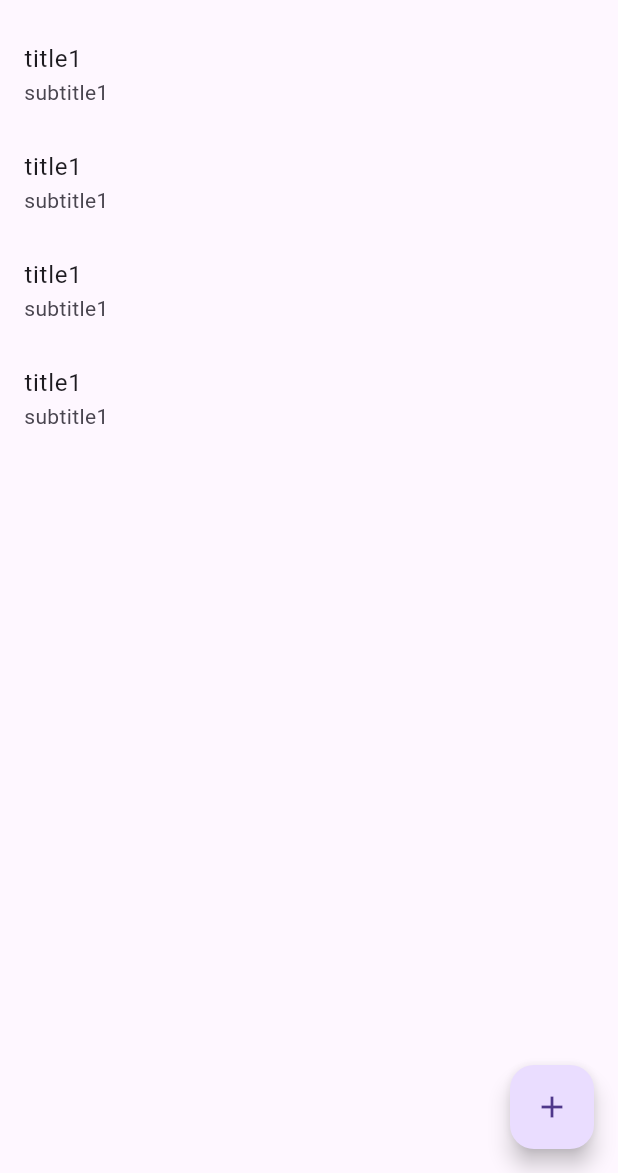
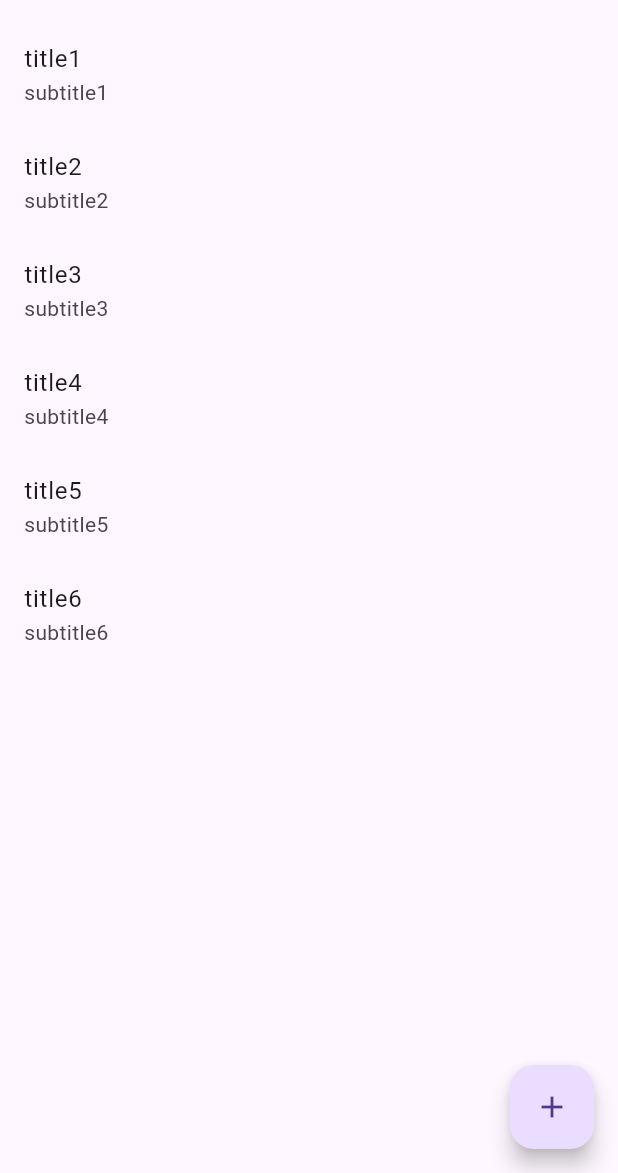
Before and after one commit to sc2bat/my-flutter-todolist-app, a Flutter app: the screen it shows after launch, on a phone screen of 412 x 824 dp, the part 63-1236 px from its top. Run offline on Flutter 3.47's test engine with Material 3 defaults, Android fonts, the phone set to English and light mode, and no system bars.

Commit message:
create ListTile by todolist class

```diff
--- a/lib/screen/todolist_screen.dart
+++ b/lib/screen/todolist_screen.dart
@@ -21,29 +21,20 @@ class _TodolistScreenState extends State<TodolistScreen> {
 
   @override
   Widget build(BuildContext context) {
+    todolists.sort((a, b) => a.id.compareTo(b.id));
     return Scaffold(
       appBar: AppBar(
         title: Text('Todolist'),
       ),
       body: ListView(
-        children: [
-          ListTile(
-            title: Text('title1'),
-            subtitle: Text('subtitle1'),
-          ),
-          ListTile(
-            title: Text('title1'),
-            subtitle: Text('subtitle1'),
-          ),
-          ListTile(
-            title: Text('title1'),
-            subtitle: Text('subtitle1'),
-          ),
-          ListTile(
-            title: Text('title1'),
-            subtitle: Text('subtitle1'),
-          ),
-        ],
+        children: todolists
+            .map(
+              (e) => ListTile(
+                title: Text(e.title ?? 'none'),
+                subtitle: Text(e.subtitle ?? 'none'),
+              ),
+            )
+            .toList(),
       ),
       floatingActionButton: FloatingActionButton(
         onPressed: () {
```
